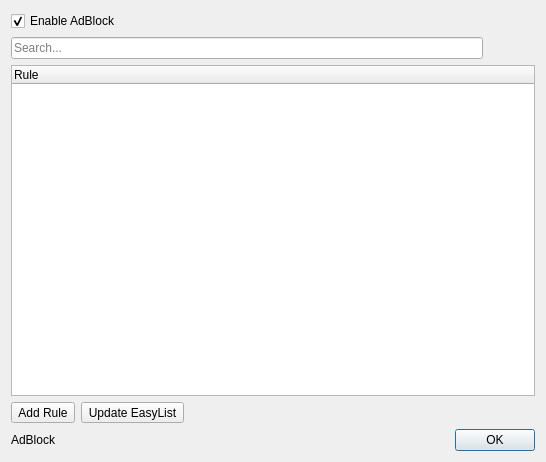
The window that src/lib/adblock/adblockdialog.ui (QupZilla/qupzilla) describes before a commit, drawn with Qt 5.
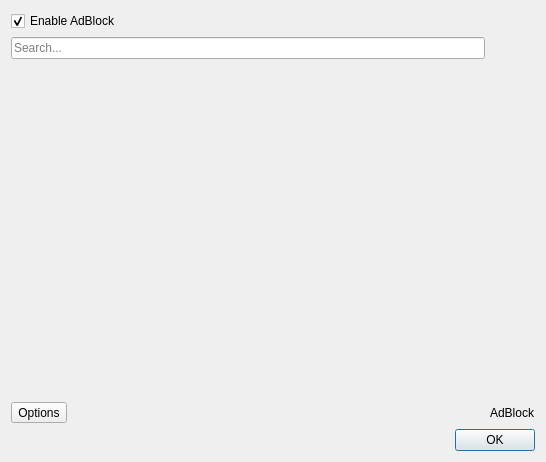
The same window after the commit. Icons and pictures are not drawn. Custom widgets are drawn as their Qt base class.

What changed in the file:
```diff
--- a/src/lib/adblock/adblockdialog.ui
+++ b/src/lib/adblock/adblockdialog.ui
@@ -13,8 +13,8 @@
   <property name="windowTitle">
    <string>AdBlock Configuration</string>
   </property>
-  <layout class="QGridLayout" name="gridLayout_2">
-   <item row="0" column="0" colspan="2">
+  <layout class="QVBoxLayout" name="verticalLayout">
+   <item>
     <widget class="QCheckBox" name="adblockCheckBox">
      <property name="text">
       <string>Enable AdBlock</string>
@@ -24,35 +24,16 @@
      </property>
     </widget>
    </item>
-   <item row="1" column="0" colspan="2">
-    <widget class="QWidget" name="adblockWidget" native="true">
-     <property name="enabled">
-      <bool>true</bool>
-     </property>
-     <layout class="QGridLayout" name="gridLayout">
-      <property name="margin">
-       <number>0</number>
-      </property>
-      <item row="0" column="0">
+   <item>
+    <layout class="QHBoxLayout" name="horizontalLayout_3">
+     <item>
        <widget class="QLineEdit" name="search">
         <property name="placeholderText">
          <string>Search...</string>
         </property>
        </widget>
       </item>
-      <item row="1" column="0" colspan="5">
-       <widget class="TreeWidget" name="treeWidget">
-        <property name="alternatingRowColors">
-         <bool>true</bool>
-        </property>
-        <column>
-         <property name="text">
-          <string>Rule</string>
-         </property>
-        </column>
-       </widget>
-      </item>
-      <item row="0" column="1" colspan="3">
+     <item>
        <spacer name="horizontalSpacer_2">
         <property name="orientation">
          <enum>Qt::Horizontal</enum>
@@ -62,25 +43,39 @@
         </property>
         <property name="sizeHint" stdset="0">
          <size>
-          <width>40</width>
+         <width>50</width>
           <height>20</height>
          </size>
         </property>
        </spacer>
       </item>
-      <item row="2" column="0" colspan="4">
+    </layout>
+   </item>
+   <item>
+    <widget class="QWidget" name="adblockWidget" native="true">
+     <property name="enabled">
+      <bool>true</bool>
+     </property>
+     <layout class="QGridLayout" name="gridLayout">
+      <property name="margin">
+       <number>0</number>
+      </property>
+      <item row="4" column="0" colspan="2">
        <layout class="QHBoxLayout" name="horizontalLayout">
         <item>
          <widget class="QToolButton" name="addButton">
           <property name="text">
-           <string>Add Rule</string>
+           <string>Options</string>
           </property>
-         </widget>
-        </item>
-        <item>
-         <widget class="QToolButton" name="reloadButton">
-          <property name="text">
-           <string>Update EasyList</string>
+          <property name="icon">
+           <iconset resource="../data/icons.qrc">
+            <normaloff>:/icons/other/adblock.png</normaloff>:/icons/other/adblock.png</iconset>
+          </property>
+          <property name="popupMode">
+           <enum>QToolButton::InstantPopup</enum>
+          </property>
+          <property name="toolButtonStyle">
+           <enum>Qt::ToolButtonTextBesideIcon</enum>
           </property>
          </widget>
         </item>
@@ -97,12 +92,7 @@
           </property>
          </spacer>
         </item>
-       </layout>
-      </item>
-     </layout>
-    </widget>
-   </item>
-   <item row="2" column="0">
+        <item>
     <widget class="QLabel" name="label">
      <property name="sizePolicy">
       <sizepolicy hsizetype="Fixed" vsizetype="Preferred">
@@ -115,7 +105,22 @@
      </property>
     </widget>
    </item>
-   <item row="2" column="1">
+       </layout>
+      </item>
+      <item row="2" column="0">
+       <widget class="QTabWidget" name="tabWidget">
+        <property name="currentIndex">
+         <number>-1</number>
+        </property>
+        <property name="documentMode">
+         <bool>true</bool>
+        </property>
+       </widget>
+      </item>
+     </layout>
+    </widget>
+   </item>
+   <item>
     <widget class="QDialogButtonBox" name="buttonBox">
      <property name="orientation">
       <enum>Qt::Horizontal</enum>
@@ -127,14 +132,9 @@
    </item>
   </layout>
  </widget>
- <customwidgets>
-  <customwidget>
-   <class>TreeWidget</class>
-   <extends>QTreeWidget</extends>
-   <header>treewidget.h</header>
-  </customwidget>
- </customwidgets>
- <resources/>
+ <resources>
+  <include location="../data/icons.qrc"/>
+ </resources>
  <connections>
   <connection>
    <sender>buttonBox</sender>
```
Left out of the diff: 2 changed lines with no effect on the pictures. Lines whose indentation alone changed are shown as unchanged.
